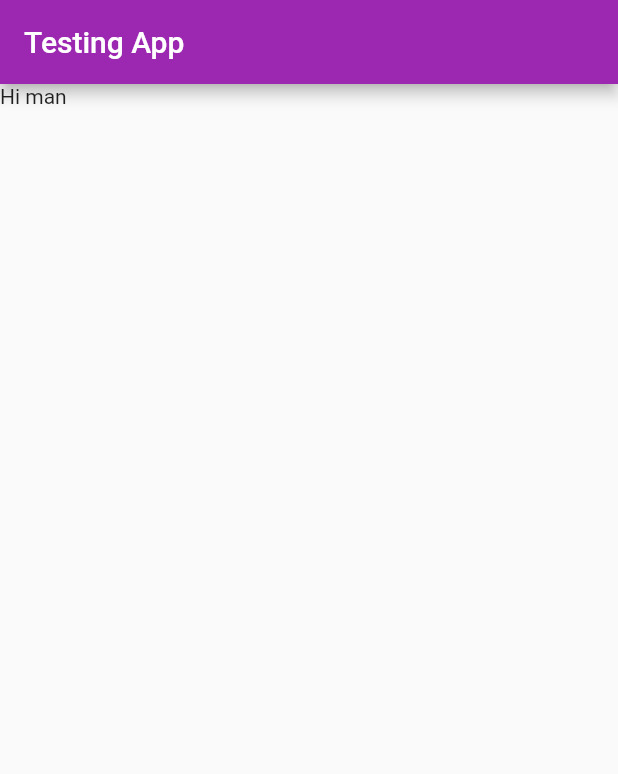
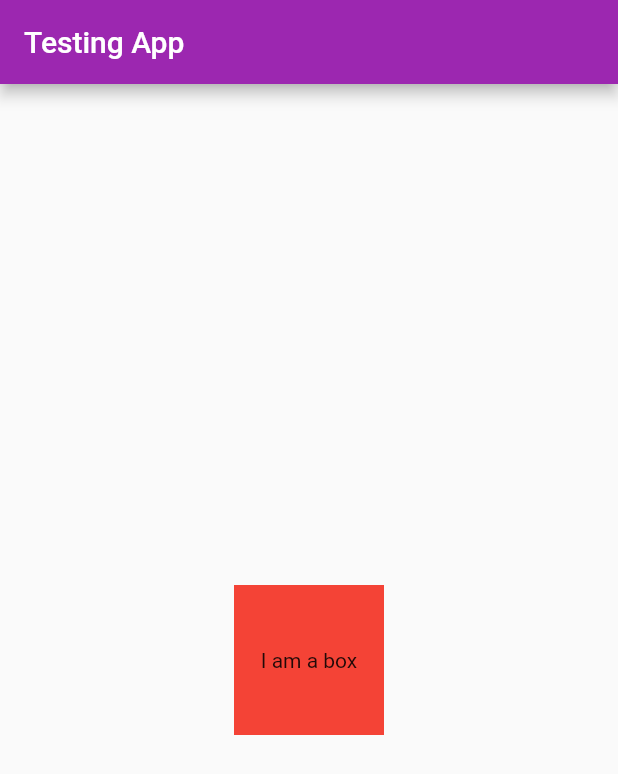
Before and after one commit to sobuur0/learning_flutter, a Flutter app: the screen it shows after launch, on a phone screen of 412 x 824 dp. Shown: the top 774 px of the screen. Run offline on Flutter 3.47's test engine with Material 2 defaults, Android fonts, the phone set to English and light mode, and no system bars.

Commit message:
understanding and implementation of containers

```diff
--- a/lib/main.dart
+++ b/lib/main.dart
@@ -15,7 +15,14 @@ class HomePage extends StatelessWidget {
     return Scaffold(
       appBar: AppBar(title: Text("Testing App"),
       ),
-      body: Text("Hi man"),
+      body: Center(
+        child: Container(
+          color: Colors.red,
+          width: 100,
+          height: 100,
+          child: Center(child: Text("I am a box")),
+        ),
+      ),
     );
   }
 }
```
